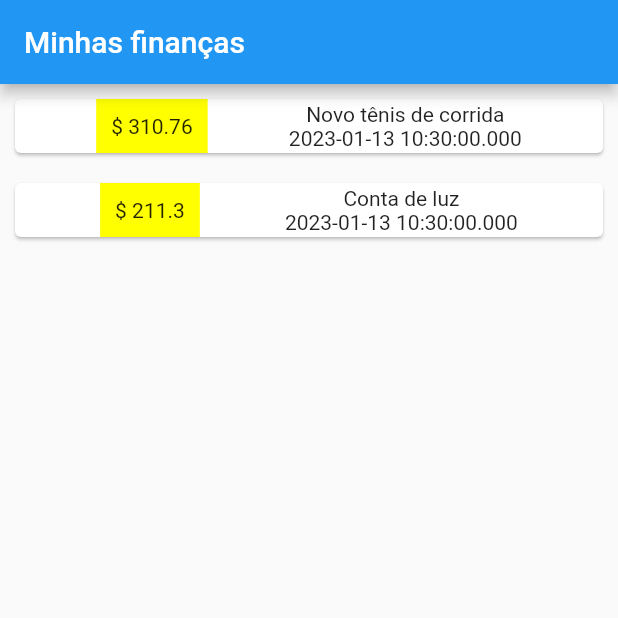
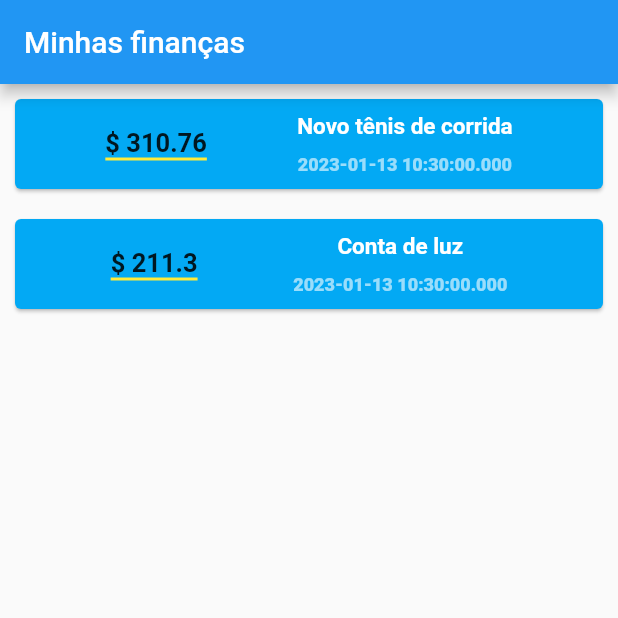
Before and after one commit to matheustkaczyk/finance_app, a Flutter app: the screen it shows after launch, on a phone screen of 412 x 824 dp, the top half of it. Run offline on Flutter 3.47's test engine with Material 2 defaults, Android fonts, the phone set to English and light mode, and no system bars.

Commit message:
feat: adding additional styling for Card Widget

```diff
--- a/lib/main.dart
+++ b/lib/main.dart
@@ -32,23 +32,46 @@ class _MyAppState extends State<MyApp> {
         ),
         body: Column(children: [
           ...(transactions
-              .map((transaction) => Card(
+              .map((transaction) => SizedBox(
+                    height: 80,
+                    child: Card(
+                      color: Colors.lightBlue,
                       margin: const EdgeInsets.all(10),
                       child: Row(
                         mainAxisAlignment: MainAxisAlignment.spaceEvenly,
                         children: [
                           Container(
-                          color: Colors.yellowAccent,
-                          padding: const EdgeInsets.all(10),
-                          child: Text("\$ ${transaction.value.toString()}"),
+                            decoration: const BoxDecoration(
+                                border: Border(
+                                    bottom: BorderSide(
+                                        color: Colors.yellow, width: 2))),
+                            child: Text(
+                              "\$ ${transaction.value.toString()}",
+                              style: const TextStyle(
+                                  fontWeight: FontWeight.bold, fontSize: 17),
+                            ),
                           ),
                           Column(
+                            mainAxisAlignment: MainAxisAlignment.spaceEvenly,
                             children: [
-                            Text(transaction.title),
-                            Text(transaction.date.toString()),
+                              Text(
+                                transaction.title,
+                                style: const TextStyle(
+                                    fontSize: 15,
+                                    color: Colors.white,
+                                    fontWeight: FontWeight.w700),
+                              ),
+                              Text(
+                                transaction.date.toString(),
+                                style: const TextStyle(
+                                    fontSize: 12,
+                                    color: Colors.white60,
+                                    fontWeight: FontWeight.w800),
+                              )
                             ],
                           )
                         ],
+                      ),
                     ),
                   ))
               .toList())
```
Lines whose indentation alone changed are shown as unchanged.
